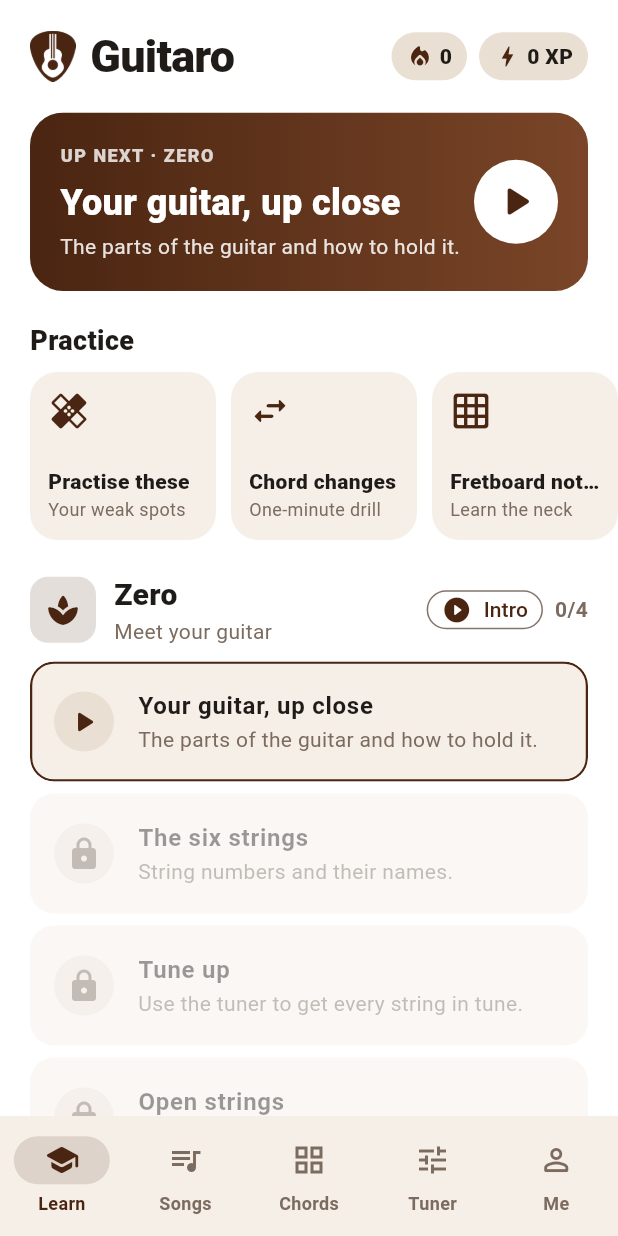
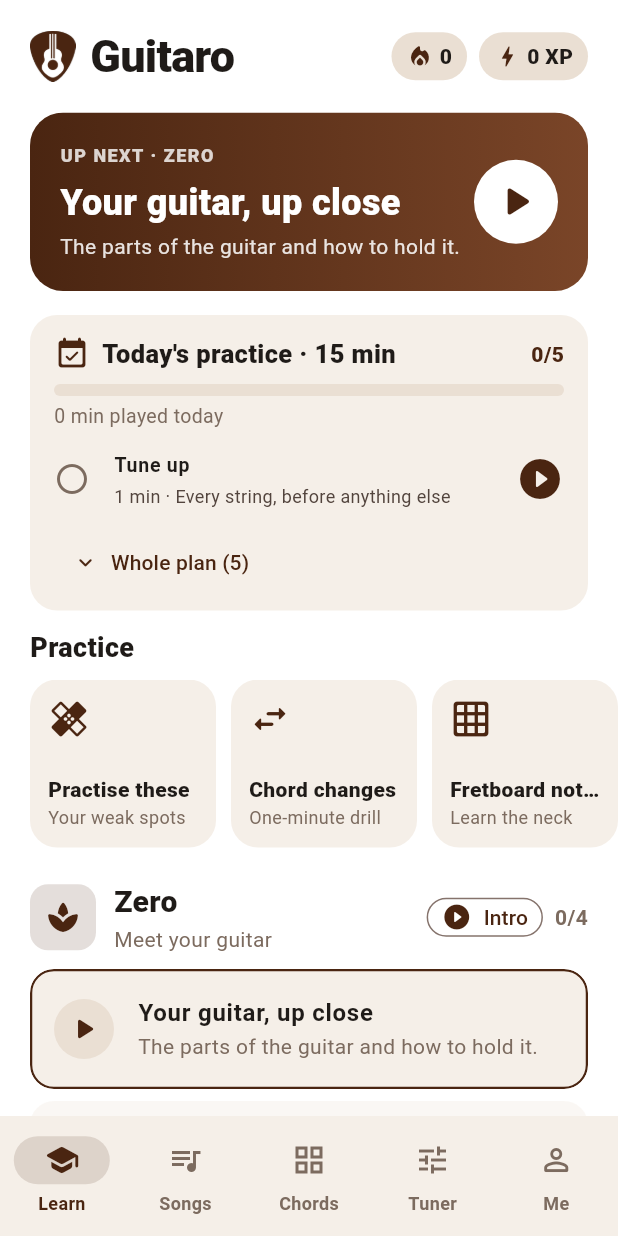
Before and after one commit to Nkbtemmy/guitar, a Flutter app: the screen it shows after launch, on a phone screen of 412 x 824 dp. Run offline on Flutter 3.47's test engine with Material 3 defaults, Android fonts, the phone set to English and light mode, and no system bars; our stand-ins replace audioplayers, firebase_analytics, firebase_core, firebase_crashlytics, flutter_local_notifications, shared_preferences and 4 more; missing offline and left inert: record; accounts and stored records are empty; statements that could not run were skipped.

Commit message:
feat: today's practice plan, practice minutes and a daily reminder
- A Today's practice card on the Learn tab lays out about 15 minutes the way
  a teacher would:
  1. tune up;
  2. warm up (fretboard notes and ear training on alternate days);
  3. one minute of the latest chord pair;
  4. the top weak spot (or strumming with the metronome);
  5. the next lesson.
- Each part ticks off once given a real try; the card shows what's next,
  with the whole plan on a tap.
- Practice minutes count the time the mic listens, per day.
- Me › Practice reminder sets a daily local notification at a chosen time
  (flutter_local_notifications). It's scheduled in UTC and set again at
  every start, so no time zone database is needed.
- Android: boot receiver and library desugaring. iOS: notification delegate.

Co-Authored-By: Claude Opus 5.5 <noreply@anthropic.com>

```diff
--- a/lib/main.dart
+++ b/lib/main.dart
@@ -8,6 +8,7 @@ import 'analytics.dart';
 import 'app_services.dart';
 import 'audio/mic_listener.dart';
 import 'audio/sound_player.dart';
+import 'practice/reminders.dart';
 import 'progress/practice_log.dart';
 import 'progress/progress_store.dart';
 import 'sheets/songbook_store.dart';
@@ -38,6 +39,30 @@ Future<void> main() async {
 
   keepAwake();
   progress.addListener(keepAwake);
+  final practice = PracticeLog(prefs);
+  // The daily reminder, set again at every start (see Reminders.nextAt) and whenever it changes.
+  final reminders = Reminders();
+  int? remindAt;
+  void remind() {
+    if (remindAt == progress.reminder) return;
+    remindAt = progress.reminder;
+    reminders.set(remindAt);
+  }
+
+  reminders.set(progress.reminder);
+  remindAt = progress.reminder;
+  progress.addListener(remind);
+  // Practice time: while the mic listens, the learner is playing.
+  DateTime? listeningSince;
+  mic.addListener(() {
+    final listening = mic.status == MicStatus.listening;
+    if (listening) {
+      listeningSince ??= DateTime.now();
+    } else if (listeningSince case final since?) {
+      practice.addPractice(DateTime.now().difference(since));
+      listeningSince = null;
+    }
+  });
   try {
     await SoundPlayer.configureAudioSession();
   } catch (e) {
@@ -52,7 +77,8 @@ Future<void> main() async {
     progress: progress,
     mic: mic,
     songbook: SongbookStore(prefs),
-    practice: PracticeLog(prefs),
+    practice: practice,
+    reminders: reminders,
     analytics: analytics,
     splash: true,
   ));
@@ -66,10 +92,12 @@ class GuitaroApp extends StatelessWidget {
     required this.mic,
     SongbookStore? songbook,
     PracticeLog? practice,
+    Reminders? reminders,
     Analytics? analytics,
     this.splash = false,
   })  : songbook = songbook ?? SongbookStore(),
         practice = practice ?? PracticeLog(),
+        reminders = reminders ?? Reminders(),
         analytics = analytics ?? const Analytics();
 
   final AppServices services;
@@ -81,6 +109,9 @@ class GuitaroApp extends StatelessWidget {
 
   /// What the learner has practised: weak spots and more.
   final PracticeLog practice;
+
+  /// The daily practice reminder.
+  final Reminders reminders;
 
   /// Anonymous usage stats; sends nothing unless Firebase started.
   final Analytics analytics;
@@ -96,6 +127,7 @@ class GuitaroApp extends StatelessWidget {
           ChangeNotifierProvider.value(value: mic),
           ChangeNotifierProvider.value(value: songbook),
           ChangeNotifierProvider.value(value: practice),
+          Provider.value(value: reminders),
           Provider.value(value: analytics),
         ],
         child: MaterialApp(
--- /dev/null
+++ b/lib/practice/plan.dart
@@ -0,0 +1,44 @@
+import '../curriculum/models.dart';
+import '../progress/practice_log.dart';
+
+/// What a plan item opens.
+enum PlanKind { tune, fretboard, ear, changes, spot, metronome, lesson, songs }
+
+/// One part of today's practice.
+class PlanItem {
+  const PlanItem(this.kind, this.title, this.detail, this.minutes, {this.spot, this.lesson, this.pair});
+
+  final PlanKind kind;
+  final String title, detail;
+  final int minutes;
+
+  /// What it practises, when it's a weak spot, a lesson or a chord pair.
+  final WeakSpot? spot;
+  final Lesson? lesson;
+  final (String, String)? pair;
+
+  /// Ticked off by this, for the day.
+  String get id => kind.name;
+}
+
+/// Today's practice: about a quarter of an hour, the way a teacher would lay it out. Tune up,
+/// warm up (the fretboard one day, ear training the next), drill a chord change, fix the part
+/// that keeps going wrong, then move the course on.
+List<PlanItem> dailyPlan({required DateTime day, Lesson? nextLesson, (String, String)? pair, WeakSpot? spot}) {
+  final (a, b) = pair ?? ('C', 'G');
+  return [
+    const PlanItem(PlanKind.tune, 'Tune up', 'Every string, before anything else', 1),
+    day.day.isEven
+        ? const PlanItem(PlanKind.fretboard, 'Warm up: fretboard notes', 'A minute naming the notes on the neck', 2)
+        : const PlanItem(PlanKind.ear, 'Warm up: ear training', 'Hear it, then play it back', 2),
+    PlanItem(PlanKind.changes, 'Chord changes: $a – $b', 'One minute, beat your best', 2, pair: (a, b)),
+    if (spot != null)
+      PlanItem(PlanKind.spot, 'Fix: ${spot.title}', spot.detail, 3, spot: spot)
+    else
+      const PlanItem(PlanKind.metronome, 'Strum in time', 'Your strumming pattern with the metronome', 3),
+    if (nextLesson != null)
+      PlanItem(PlanKind.lesson, 'Lesson: ${nextLesson.title}', 'Next in the course', 7, lesson: nextLesson)
+    else
+      const PlanItem(PlanKind.songs, 'Play a song', 'Pick one from the songbook and play along', 7),
+  ];
+}
--- a/lib/progress/practice_log.dart
+++ b/lib/progress/practice_log.dart
@@ -128,6 +128,12 @@ class PracticeLog extends ChangeNotifier {
     if (raw == null) return;
     try {
       final j = jsonDecode(raw) as Map<String, dynamic>;
+      for (final MapEntry(:key, :value) in (j['seconds'] as Map? ?? const {}).entries) {
+        _seconds[key as String] = (value as num).toInt();
+      }
+      for (final MapEntry(:key, :value) in (j['done'] as Map? ?? const {}).entries) {
+        _done[key as String] = {for (final item in value as List) item as String};
+      }
       for (final t in j['takes'] as List? ?? const []) {
         try {
           _takes.add(Take.fromJson(Map<String, dynamic>.from(t as Map)));
@@ -164,6 +170,40 @@ class PracticeLog extends ChangeNotifier {
   final _changes = <String, List<ChangeRun>>{};
   final _bests = <String, int>{};
   final _takes = <Take>[];
+
+  /// Seconds practised, and plan items done, by day ("2026-10-31").
+  final _seconds = <String, int>{};
+  final _done = <String, Set<String>>{};
+
+  static String _day(DateTime t) => '${t.year}-${t.month.toString().padLeft(2, '0')}-${t.day.toString().padLeft(2, '0')}';
+
+  /// Adds time spent practising (playing while Guitaro listened) to today.
+  void addPractice(Duration d, {DateTime? now}) {
+    if (d <= Duration.zero) return;
+    final day = _day(now ?? DateTime.now());
+    // Anything past a few hours is the phone left listening, not practice.
+    _seconds[day] = ((_seconds[day] ?? 0) + d.inSeconds).clamp(0, 6 * 3600);
+    _save();
+  }
+
+  Duration practicedOn(DateTime day) => Duration(seconds: _seconds[_day(day)] ?? 0);
+
+  /// Time practised in the [days] days up to and including [now]'s.
+  Duration practicedOver(int days, {DateTime? now}) {
+    final today = now ?? DateTime.now();
+    var total = Duration.zero;
+    for (var i = 0; i < days; i++) {
+      total += practicedOn(DateTime(today.year, today.month, today.day - i));
+    }
+    return total;
+  }
+
+  /// Ticks a plan item off for today.
+  void markDone(String item, {DateTime? now}) {
+    if ((_done[_day(now ?? DateTime.now())] ??= {}).add(item)) _save();
+  }
+
+  bool isDone(String item, {DateTime? now}) => _done[_day(now ?? DateTime.now())]?.contains(item) ?? false;
 
   /// How long a spot stays on the list without being played.
   static const forgetAfter = Duration(days: 30);
@@ -266,6 +306,12 @@ class PracticeLog extends ChangeNotifier {
           'spots': [for (final s in _spots.values) s.toJson()],
           'bests': _bests,
           'takes': [for (final t in _takes) t.toJson()],
+          'seconds': _seconds,
+          // Only the last few weeks' plans matter.
+          'done': {
+            for (final MapEntry(:key, :value) in _done.entries)
+              if (key.compareTo(_day(DateTime.now().subtract(const Duration(days: 30)))) >= 0) key: value.toList(),
+          },
           'changes': {
             for (final MapEntry(:key, :value) in _changes.entries) key: [for (final r in value) [r.at.millisecondsSinceEpoch, r.count]],
           },
--- a/lib/progress/progress_store.dart
+++ b/lib/progress/progress_store.dart
@@ -41,6 +41,7 @@ class ProgressStore extends ChangeNotifier {
       _keepScreenOn = j['keepScreenOn'] as bool? ?? true;
       _keepPlaying = j['keepPlaying'] as bool? ?? false;
       _tuning = Tuning.named(j['tuning'] as String? ?? '') ?? Tuning.standard;
+      _reminder = (j['reminder'] as num?)?.toInt();
       _chordOrientation = ChordOrientation.values.asNameMap()[j['chordChart']] ?? ChordOrientation.upright;
       _stringOrder = StringOrder.values.asNameMap()[j['stringOrder']];
       _chordDisplay = ChordDisplay.values.asNameMap()[j['chordDisplay']] ?? ChordDisplay.both;
@@ -65,6 +66,7 @@ class ProgressStore extends ChangeNotifier {
   bool _keepScreenOn = true;
   bool _keepPlaying = false;
   Tuning _tuning = Tuning.standard;
+  int? _reminder;
   ChordOrientation _chordOrientation = ChordOrientation.upright;
   // Null until the learner picks one, so it follows the app's default until then.
   StringOrder? _stringOrder;
@@ -89,6 +91,9 @@ class ProgressStore extends ChangeNotifier {
 
   /// The tuning the tuner tunes to (lessons always use standard).
   Tuning get tuning => _tuning;
+
+  /// When to remind the learner to practise, in minutes past midnight; null for never.
+  int? get reminder => _reminder;
   ChordOrientation get chordOrientation => _chordOrientation;
   StringOrder get stringOrder => _stringOrder ?? StringOrder.lowOnTop;
   ChordDisplay get chordDisplay => _chordDisplay;
@@ -146,6 +151,7 @@ class ProgressStore extends ChangeNotifier {
   set keepScreenOn(bool v) => _update(() => _keepScreenOn = v);
   set keepPlaying(bool v) => _update(() => _keepPlaying = v);
   set tuning(Tuning v) => _update(() => _tuning = v);
+  set reminder(int? v) => _update(() => _reminder = v);
   set chordOrientation(ChordOrientation v) => _update(() => _chordOrientation = v);
   set stringOrder(StringOrder v) => _update(() => _stringOrder = v);
   set chordDisplay(ChordDisplay v) => _update(() => _chordDisplay = v);
@@ -177,6 +183,7 @@ class ProgressStore extends ChangeNotifier {
           'keepScreenOn': _keepScreenOn,
           'keepPlaying': _keepPlaying,
           'tuning': _tuning.name,
+          'reminder': _reminder,
           'chordChart': _chordOrientation.name,
           if (_stringOrder != null) 'stringOrder': _stringOrder!.name,
           'chordDisplay': _chordDisplay.name,
--- a/lib/ui/learn/learn_screen.dart
+++ b/lib/ui/learn/learn_screen.dart
@@ -6,6 +6,7 @@ import '../../curriculum/models.dart';
 import '../../progress/progress_store.dart';
 import '../lesson/lesson_screen.dart';
 import '../practice/practice_hub.dart';
+import '../practice/today_card.dart';
 import '../theme.dart';
 import '../video/lesson_video_player.dart';
 import '../widgets/brand_mark.dart';
@@ -48,6 +49,7 @@ class LearnScreen extends StatelessWidget {
             child: _ContinueCard(lesson: next, level: curriculum.levelOf(next), onTap: () => _open(context, next)),
           ),
         ),
+      const SliverToBoxAdapter(child: TodayCard()),
       const SliverToBoxAdapter(child: PracticeTools()),
       for (final level in curriculum.levels) ...[
         SliverToBoxAdapter(child: _LevelHeader(level: level, progress: progress)),
--- /dev/null
+++ b/lib/ui/practice/today_card.dart
@@ -0,0 +1,126 @@
+import 'dart:math' as math;
+
+import 'package:flutter/material.dart';
+import 'package:provider/provider.dart';
+
+import '../../app_services.dart';
+import '../../practice/plan.dart';
+import '../../progress/practice_log.dart';
+import '../../progress/progress_store.dart';
+import '../lesson/lesson_screen.dart';
+import '../songs/songs_screen.dart';
+import '../theme.dart';
+import '../tuner/tuner_panel.dart';
+import 'chord_challenge_screen.dart';
+import 'ear_training_screen.dart';
+import 'fretboard_game_screen.dart';
+import 'metronome_screen.dart';
+import 'weak_spots_screen.dart';
+
+/// Today's practice on the Learn tab: a quarter of an hour laid out the way a teacher would,
+/// each part ticked off once it has been given a real try, and the minutes played today. It
+/// shows what's next; the whole plan opens below it.
+class TodayCard extends StatefulWidget {
+  const TodayCard({super.key});
+
+  @override
+  State<TodayCard> createState() => _TodayCardState();
+}
+
+class _TodayCardState extends State<TodayCard> {
+  bool _open = false;
+
+  Future<void> _start(PlanItem item) async {
+    final log = context.read<PracticeLog>();
+    final navigator = Navigator.of(context);
+    Future<void> push(String title, Widget screen) => navigator.push(MaterialPageRoute<void>(
+          builder: (_) => title.isEmpty ? screen : Scaffold(appBar: AppBar(title: Text(title)), body: SafeArea(child: screen)),
+        ));
+    final started = DateTime.now();
+    switch (item.kind) {
+      case PlanKind.tune:
+        await push('Tune up', ListView(padding: const EdgeInsets.all(20), children: const [TunerPanel()]));
+      case PlanKind.fretboard:
+        await push('', const FretboardGameScreen());
+      case PlanKind.ear:
+        await push('', const EarTrainingScreen());
+      case PlanKind.changes:
+        await push('', ChordChallengeScreen(pair: item.pair));
+      case PlanKind.spot:
+        await openSpot(context, item.spot!);
+      case PlanKind.metronome:
+        await push('', const MetronomeScreen());
+      case PlanKind.lesson:
+        await push('', LessonScreen(lesson: item.lesson!));
+      case PlanKind.songs:
+        await push('Songs', const SongsScreen());
+    }
+    // Done once given a real try: half its time, or a minute, whichever is less.
+    if (DateTime.now().difference(started) >= Duration(seconds: math.min(60, item.minutes * 30))) log.markDone(item.id);
+  }
+
+  @override
+  Widget build(BuildContext context) {
+    final curriculum = context.read<AppServices>().curriculum;
+    final progress = context.watch<ProgressStore>();
+    final log = context.watch<PracticeLog>();
+    final now = DateTime.now();
+    final plan = dailyPlan(day: now, nextLesson: progress.nextLesson(curriculum), pair: log.lastChangePair, spot: log.weakSpots().firstOrNull);
+    final done = plan.where((i) => log.isDone(i.id)).length;
+    final minutes = log.practicedOn(now).inMinutes;
+    final total = plan.fold(0, (sum, i) => sum + i.minutes);
+    final next = plan.where((i) => !log.isDone(i.id)).firstOrNull;
+    Widget row(PlanItem item) => ListTile(
+          contentPadding: EdgeInsets.zero,
+          dense: true,
+          leading: Icon(
+            log.isDone(item.id) ? Icons.check_circle_rounded : Icons.radio_button_unchecked_rounded,
+            color: log.isDone(item.id) ? kSuccess : kMuted,
+          ),
+          title: Text(item.title, maxLines: 1, overflow: TextOverflow.ellipsis, style: const TextStyle(fontWeight: FontWeight.w700)),
+          subtitle: Text('${item.minutes} min · ${item.detail}', maxLines: 1, overflow: TextOverflow.ellipsis),
+          trailing: item == next ? const Icon(Icons.play_circle_fill_rounded, color: kAccent, size: 32) : null,
+          onTap: () => _start(item),
+        );
+    return Padding(
+      padding: const EdgeInsets.fromLTRB(20, 8, 20, 0),
+      child: Card(
+        child: Padding(
+          padding: const EdgeInsets.fromLTRB(16, 14, 16, 8),
+          child: Column(crossAxisAlignment: CrossAxisAlignment.stretch, children: [
+            Row(children: [
+              const Icon(Icons.event_available_rounded, color: kAccent),
+              const SizedBox(width: 8),
+              Expanded(
+                child: Text("Today's practice · $total min", style: const TextStyle(fontSize: 17, fontWeight: FontWeight.w800)),
+              ),
+              Text('$done/${plan.length}', style: const TextStyle(fontWeight: FontWeight.w800, color: kAccent)),
+            ]),
+            const SizedBox(height: 8),
+            ClipRRect(
+              borderRadius: BorderRadius.circular(6),
+              child: LinearProgressIndicator(value: done / plan.length, minHeight: 8, color: kSuccess, backgroundColor: kSurfaceHigh),
+            ),
+            const SizedBox(height: 4),
+            Text(
+              done == plan.length ? 'All done today. Great work!' : '$minutes min played today',
+              style: const TextStyle(color: kMuted, fontSize: 13),
+            ),
+            if (_open)
+              for (final item in plan) row(item)
+            else if (next != null)
+              row(next),
+            Align(
+              alignment: Alignment.centerLeft,
+              child: TextButton.icon(
+                onPressed: () => setState(() => _open = !_open),
+                icon: Icon(_open ? Icons.expand_less_rounded : Icons.expand_more_rounded),
+                label: Text(_open ? 'Just what\'s next' : 'Whole plan (${plan.length})'),
+              ),
+            ),
+          ]),
+        ),
+      ),
+    );
+  }
+}
--- a/lib/ui/sheets/sheet_body.dart
+++ b/lib/ui/sheets/sheet_body.dart
@@ -39,12 +39,12 @@ class SheetDisplay {
 
 /// Opens tab [index] of [sheet] (counting its tab blocks) in the player. With [from] and [to]
 /// it opens on those notes, looping them (practising a weak spot).
-void openTabPlayer(BuildContext context, ChordSheet sheet, int index, {int? from, int? to}) {
+Future<void> openTabPlayer(BuildContext context, ChordSheet sheet, int index, {int? from, int? to}) async {
   final blocks = sheet.lines.whereType<TabLines>().toList();
   final seq = index < blocks.length ? blocks[index].sequence : null;
   if (seq == null) return;
   final label = blocks[index].label;
-  Navigator.of(context).push(MaterialPageRoute<void>(
+  await Navigator.of(context).push(MaterialPageRoute<void>(
     builder: (_) => TabPlayerScreen(
       tab: seq,
       title: label == null ? sheet.title : '${sheet.title} · $label',
--- a/lib/ui/sheets/sheet_screen.dart
+++ b/lib/ui/sheets/sheet_screen.dart
@@ -36,13 +36,13 @@ SheetDisplay sheetDisplay(ChordSheet sheet, SheetPrefs prefs) {
 
 /// Wait mode and play-along on sheet [sheetId], in the shapes the learner sees it in. [startBar]
 /// and [repeat] open it on a line to practise.
-void openPlayAlong(BuildContext context, String sheetId, {int startBar = 0, bool repeat = false}) {
+Future<void> openPlayAlong(BuildContext context, String sheetId, {int startBar = 0, bool repeat = false}) async {
   final sheet = findSheet(context, sheetId);
   if (sheet == null) return;
   final resolver = context.read<AppServices>().resolver;
   final display = sheetDisplay(sheet, context.read<SongbookStore>().prefsFor(sheet.id));
   final song = sheetSong(sheet, shape: (n) => display.label(n, resolver), resolver: resolver);
-  Navigator.of(context).push(MaterialPageRoute<void>(
+  await Navigator.of(context).push(MaterialPageRoute<void>(
     builder: (_) => Scaffold(
       appBar: AppBar(title: const Text('Play along')),
       body: SafeArea(
--- a/pubspec.yaml
+++ b/pubspec.yaml
@@ -46,6 +46,8 @@ dependencies:
   firebase_analytics: ^13.0.1
   firebase_crashlytics: ^6.0.1
   wakelock_plus: ^1.8.2
+  flutter_local_notifications: ^22.3.3
+  timezone: ^0.11.2
 
 dev_dependencies:
   flutter_test:
```
Also changed, not shown: lib/practice/reminders.dart (added, +71 -0 lines), lib/ui/practice/weak_spots_screen.dart (+6 -5 lines), lib/ui/profile/profile_screen.dart (+31 -0 lines), pubspec.lock, 4 other files.
